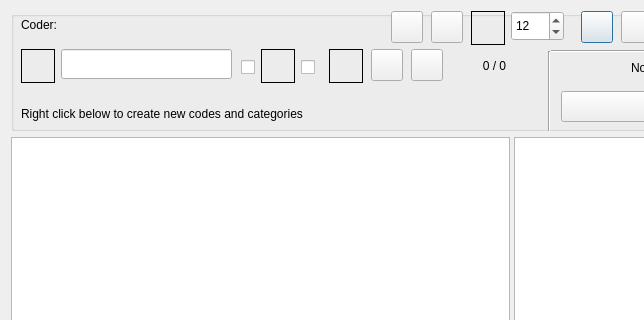
Qt form GUI_UIs/ui_dialog_code_text.ui (ccbogel/QualCoder) before a commit; both pictures show x 0 to 644 and y 0 to 320 of the 1024 by 695 pixel window.
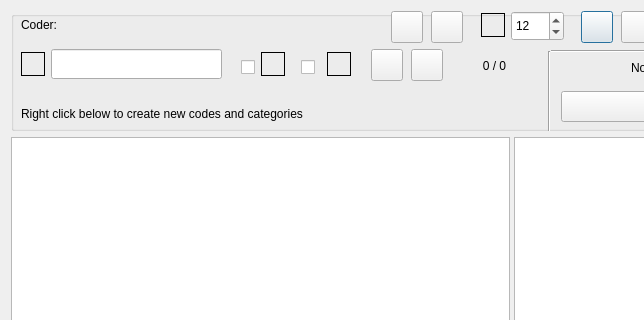
The same form after that commit.

What changed in the file:
```diff
--- a/GUI_UIs/ui_dialog_code_text.ui
+++ b/GUI_UIs/ui_dialog_code_text.ui
@@ -79,7 +79,7 @@
      <widget class="QLineEdit" name="lineEdit_search">
       <property name="geometry">
        <rect>
-        <x>50</x>
+        <x>40</x>
         <y>38</y>
         <width>171</width>
         <height>30</height>
@@ -237,10 +237,10 @@
      <widget class="QLabel" name="label_search_all_files">
       <property name="geometry">
        <rect>
-        <x>318</x>
-        <y>38</y>
-        <width>34</width>
-        <height>34</height>
+        <x>316</x>
+        <y>41</y>
+        <width>24</width>
+        <height>24</height>
        </rect>
       </property>
       <property name="toolTip">
@@ -266,9 +266,9 @@
       <property name="geometry">
        <rect>
         <x>250</x>
-        <y>38</y>
-        <width>34</width>
-        <height>34</height>
+        <y>41</y>
+        <width>24</width>
+        <height>24</height>
        </rect>
       </property>
       <property name="toolTip">
@@ -389,10 +389,10 @@
      <widget class="QLabel" name="label_font_size">
       <property name="geometry">
        <rect>
-        <x>460</x>
-        <y>0</y>
-        <width>34</width>
-        <height>34</height>
+        <x>470</x>
+        <y>2</y>
+        <width>24</width>
+        <height>24</height>
        </rect>
       </property>
       <property name="toolTip">
@@ -440,9 +440,9 @@
       <property name="geometry">
        <rect>
         <x>10</x>
-        <y>38</y>
-        <width>34</width>
-        <height>34</height>
+        <y>41</y>
+        <width>24</width>
+        <height>24</height>
        </rect>
       </property>
       <property name="toolTip">
```
